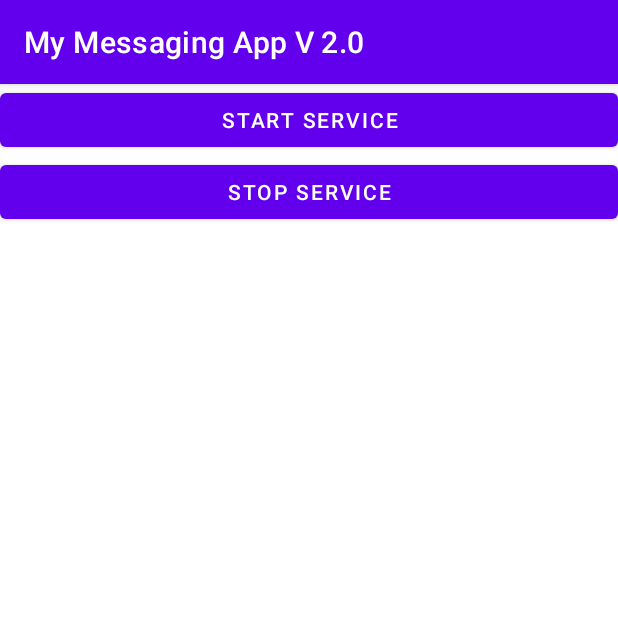
After one commit to ChunghinLam/Aiju_Chunghin_COMP304_Lab6, an Android app: the MusicActivity screen opened directly, with no data from a screen before it, on a phone screen of 412 x 824 dp, the top half of it. The commit adds this screen. Run offline under Robolectric (Android 15) with nearby library versions, the phone set to English and light mode, and no system bars.

Commit message:
Added scratch Exercise 2 (Music Service) work

```diff
--- /dev/null
+++ b/app/src/main/java/com/example/aiju_chunghin_comp304_lab6/MusicActivity.java
@@ -0,0 +1,28 @@
+package com.example.aiju_chunghin_comp304_lab6;
+
+import androidx.appcompat.app.AppCompatActivity;
+
+import android.os.Bundle;
+import android.view.View;
+
+public class MusicActivity extends AppCompatActivity {
+
+    @Override
+    protected void onCreate(Bundle savedInstanceState) {
+        super.onCreate(savedInstanceState);
+        setContentView(R.layout.activity_music);
+    }
+
+    /** Activity methods for Music Service **/
+    public void startService(View view){
+        //TODO: write code to start service
+    }
+
+    public void stopService(View view) {
+        //TODO: write code to stop service
+    }
+}
+
+//TODO: Develop music service code
+//TODO: Configure manifest file (innovative point: apply any features). Run the application to play the music
+//TODO: Test the application with different types of music/sound files(2-3) sent from the service to the application's activity
--- /dev/null
+++ b/app/src/main/res/layout/activity_music.xml
@@ -0,0 +1,21 @@
+<?xml version="1.0" encoding="utf-8"?>
+<LinearLayout xmlns:android="http://schemas.android.com/apk/res/android"
+    xmlns:tools="http://schemas.android.com/tools"
+    android:layout_width="match_parent"
+    android:layout_height="match_parent"
+    android:orientation="vertical"
+    tools:context=".MusicActivity">
+
+    <Button android:id="@+id/btnStartService"
+        android:layout_width="match_parent"
+        android:layout_height="wrap_content"
+        android:text="@string/music_start_btn"
+        android:onClick="startService"/>
+
+    <Button
+        android:layout_width="match_parent"
+        android:layout_height="wrap_content"
+        android:text="@string/music_stop_btn"
+        android:onClick="stopService"/>
+
+</LinearLayout>
--- a/app/src/main/res/values/strings.xml
+++ b/app/src/main/res/values/strings.xml
@@ -12,4 +12,7 @@
         <item>Anders Hejlsberg </item>
         <item>Bjarne Stroustrup</item>
     </string-array>
+
+    <string name="music_start_btn">Start Service</string>
+    <string name="music_stop_btn">Stop Service</string>
 </resources>
```
Also changed, not shown: app/src/main/AndroidManifest.xml (+17 -5 lines), app/src/main/java/com/example/aiju_chunghin_comp304_lab6/MusicService.java (added, +29 -0 lines), app/src/main/res/drawable/contacts.png (added).
